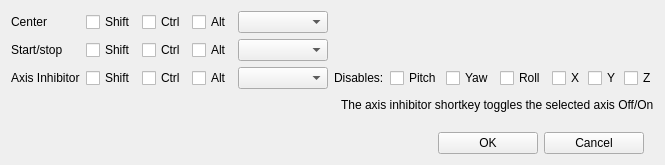
Above: FaceTrackNoIR/FTNoIR_KeyboardShortcuts.ui from aavendan/facetracknoir before the change. Below: the same form after it.
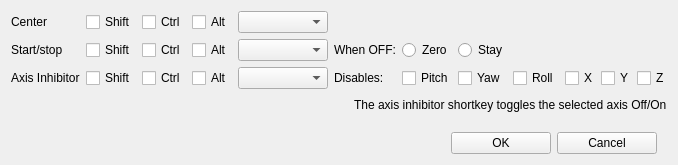
That is the form after the change. Icons and pictures are not drawn.

What changed in the file:
```diff
--- a/FaceTrackNoIR/FTNoIR_KeyboardShortcuts.ui
+++ b/FaceTrackNoIR/FTNoIR_KeyboardShortcuts.ui
@@ -294,6 +294,27 @@
        </property>
       </widget>
      </item>
+     <item row="1" column="6">
+      <widget class="QRadioButton" name="radioSetZero">
+       <property name="text">
+        <string>Zero</string>
+       </property>
+      </widget>
+     </item>
+     <item row="1" column="7">
+      <widget class="QRadioButton" name="radioSetFreeze">
+       <property name="text">
+        <string>Stay</string>
+       </property>
+      </widget>
+     </item>
+     <item row="1" column="5">
+      <widget class="QLabel" name="label_5">
+       <property name="text">
+        <string>When OFF:</string>
+       </property>
+      </widget>
+     </item>
     </layout>
    </item>
    <item>
```
